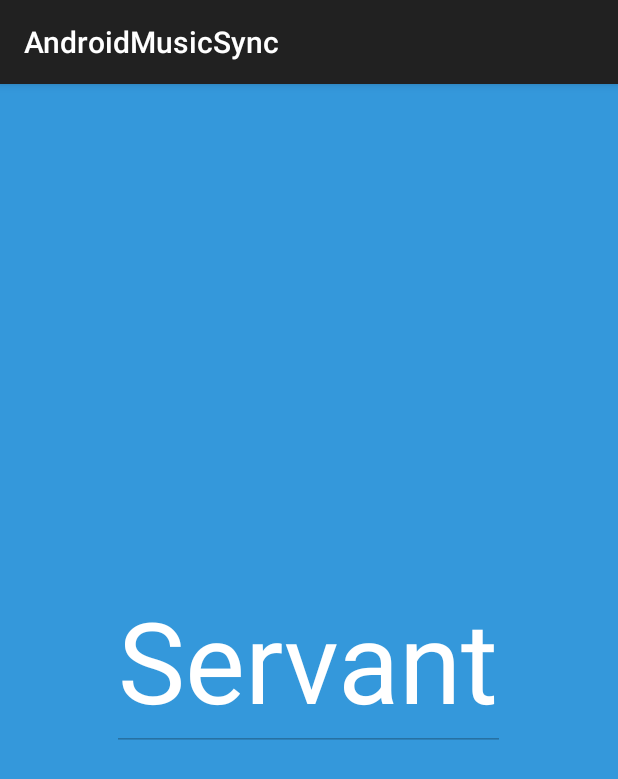
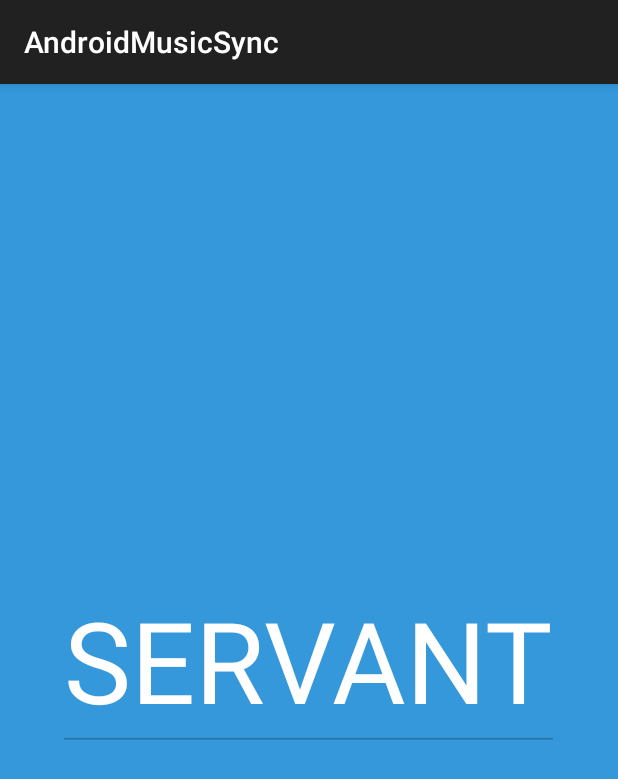
Before and after one commit to AndroidMusicSync/AndroidMusicSync, an Android app: the ServantActivity screen opened directly, with no data from a screen before it, on a phone screen of 412 x 824 dp. Shown: the top 779 px of the screen. Run offline under Robolectric (Android 15) with nearby library versions, the phone set to English and light mode, and no system bars; 2 statements that could not run were skipped.

Commit message:
text gross/kleinschreibung angeglichen
...weil tudi dumm ist ;)

```diff
--- a/AndroidMusicSync/app/src/main/res/layout/activity_servant.xml
+++ b/AndroidMusicSync/app/src/main/res/layout/activity_servant.xml
@@ -12,7 +12,7 @@
         android:layout_centerVertical="true"
         android:layout_centerHorizontal="true"
         android:enabled="false"
-        android:text="Servant"
+        android:text="SERVANT"
         android:textColor="#ffffff"
         android:textSize="75dp" />
 </RelativeLayout>
```
